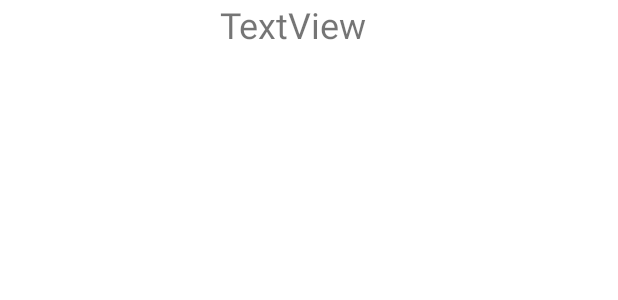
After one commit to MauquieLouis/MovieDB, an Android app: the layout activity_detail.xml on its own in the app's theme, with its tools: preview values and no code run, on a phone screen of 412 x 824 dp. The commit adds this screen. Shown: the top 300 px of the screen. Run offline under Robolectric (Android 15) with nearby library versions, the phone set to English and light mode, and no system bars.

Commit message:
detail film implementée, click sur un layout

```diff
--- a/app/src/main/AndroidManifest.xml
+++ b/app/src/main/AndroidManifest.xml
@@ -1,6 +1,7 @@
 <?xml version="1.0" encoding="utf-8"?>
 <manifest xmlns:android="http://schemas.android.com/apk/res/android"
     package="com.example.moviedb">
+
     <uses-permission android:name="android.permission.INTERNET" />
     <uses-permission android:name="android.permission.ACCESS_NETWORK_STATE" />
 
@@ -11,6 +12,9 @@
         android:roundIcon="@mipmap/ic_launcher_round"
         android:supportsRtl="true"
         android:theme="@style/Theme.MovieDB">
+        <activity
+            android:name=".DetailActivity"
+            android:exported="false" />
         <activity
             android:name=".MainActivity"
             android:exported="true">
--- a/app/src/main/java/com/example/moviedb/MainActivity.java
+++ b/app/src/main/java/com/example/moviedb/MainActivity.java
@@ -2,9 +2,12 @@ package com.example.moviedb;
 
 import androidx.appcompat.app.AppCompatActivity;
 
+import android.content.Intent;
 import android.os.Bundle;
 import android.util.Log;
+import android.view.LayoutInflater;
 import android.view.View;
+import android.view.ViewGroup;
 import android.widget.EditText;
 import android.widget.ListView;
 import android.widget.TextView;
@@ -23,7 +26,7 @@ public class MainActivity extends AppCompatActivity {
         super.onCreate(savedInstanceState);
         setContentView(R.layout.activity_main);
         editText = (EditText) findViewById(R.id.editTextSearchMovie);
-        adapter = new MyAdapter();
+        adapter = new MyAdapter(this.getApplicationContext());
         lv = (ListView) findViewById(R.id.list);
         lv.setAdapter(adapter);
 
@@ -37,5 +40,6 @@ public class MainActivity extends AppCompatActivity {
         //fonction get list films
         AsyncMovieDBJSONDataList task2 = new AsyncMovieDBJSONDataList(adapter);
         task2.execute(url);
+
     }
 }
--- /dev/null
+++ b/app/src/main/res/layout/activity_detail.xml
@@ -0,0 +1,25 @@
+<?xml version="1.0" encoding="utf-8"?>
+<androidx.constraintlayout.widget.ConstraintLayout xmlns:android="http://schemas.android.com/apk/res/android"
+    xmlns:app="http://schemas.android.com/apk/res-auto"
+    xmlns:tools="http://schemas.android.com/tools"
+    android:layout_width="match_parent"
+    android:layout_height="match_parent"
+    tools:context=".DetailActivity">
+
+    <LinearLayout
+        android:layout_width="391dp"
+        android:layout_height="849dp"
+        android:orientation="vertical"
+        tools:layout_editor_absoluteX="1dp"
+        tools:layout_editor_absoluteY="1dp">
+
+        <TextView
+            android:id="@+id/textViewTitle"
+            android:layout_width="match_parent"
+            android:layout_height="95dp"
+            android:text="TextView"
+            android:textAlignment="center"
+            android:textSize="24sp"
+            tools:textAlignment="center" />
+    </LinearLayout>
+</androidx.constraintlayout.widget.ConstraintLayout>
```
Also changed, not shown: app/src/main/java/com/example/moviedb/DetailActivity.java (added, +24 -0 lines), app/src/main/java/com/example/moviedb/MyAdapter.java (+28 -3 lines), app/src/main/res/layout/activity_main.xml (+7 -23 lines), app/src/main/res/layout/textviewlayout.xml (added, +32 -0 lines).
